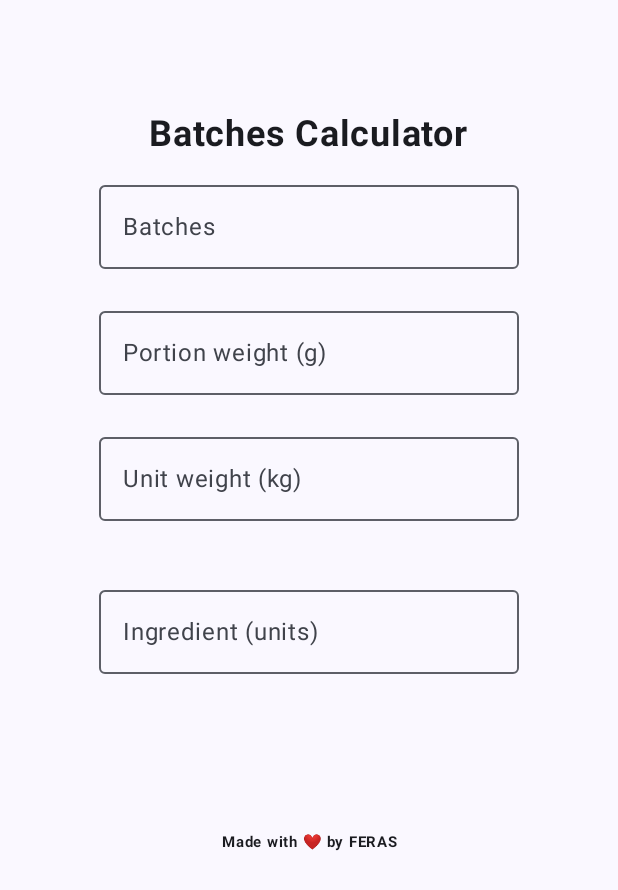
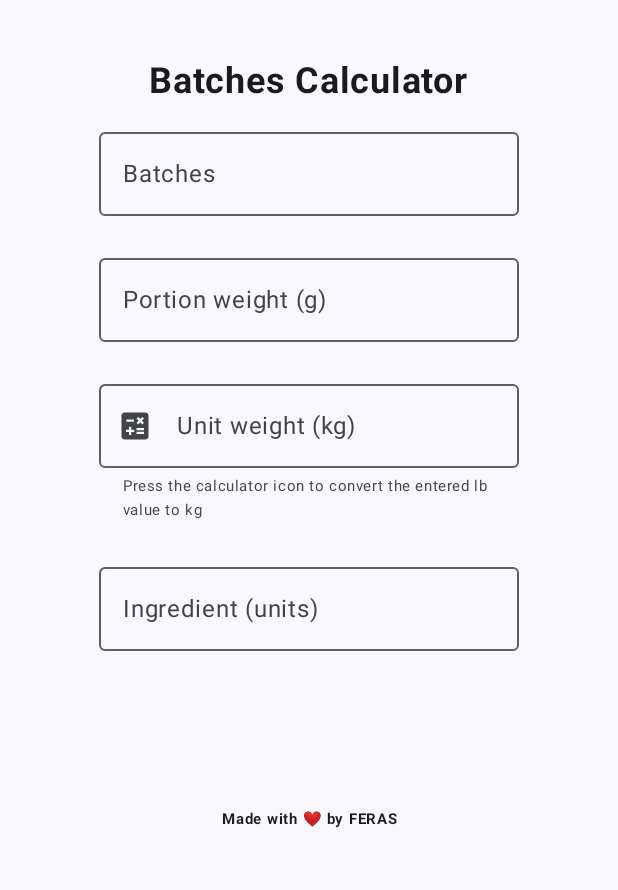
Before and after one commit to feras-sa87/Batches_Calculator, an Android app built with Jetpack Compose: the screen it shows after launch (MainActivity), on a phone screen of 412 x 824 dp. Shown: the top 890 px of the screen. Run offline under Robolectric (Android 15) with nearby library versions, the phone set to English and light mode, and no system bars.

Commit message:
adding the ability to convert lb to kg, adding label to UnitWeight to inform the user about the conversion

```diff
--- a/app/src/main/java/com/example/batchescalculator/MainActivity.kt
+++ b/app/src/main/java/com/example/batchescalculator/MainActivity.kt
@@ -1,9 +1,10 @@
 package com.example.batchescalculator
 
 import android.os.Bundle
-import android.util.Log
+import android.widget.Toast
 import androidx.activity.ComponentActivity
 import androidx.activity.compose.setContent
+import androidx.compose.foundation.clickable
 import androidx.compose.foundation.layout.Arrangement
 import androidx.compose.foundation.layout.Column
 import androidx.compose.foundation.layout.Spacer
@@ -28,6 +29,8 @@ import androidx.compose.runtime.remember
 import androidx.compose.runtime.setValue
 import androidx.compose.ui.Alignment
 import androidx.compose.ui.Modifier
+import androidx.compose.ui.platform.LocalContext
+import androidx.compose.ui.res.painterResource
 import androidx.compose.ui.res.stringResource
 import androidx.compose.ui.text.font.FontStyle
 import androidx.compose.ui.text.font.FontWeight
@@ -60,7 +63,7 @@ class MainActivity : ComponentActivity() {
 fun BatchesCalculatorScreen() {
     Column(
         modifier = Modifier
-            .padding(start = 32.dp, end = 32.dp, bottom = 32.dp, top = 75.dp)
+            .padding(start = 32.dp, end = 32.dp, bottom = 32.dp, top = 40.dp)
             .fillMaxSize(),
         verticalArrangement = Arrangement.Top,
         horizontalAlignment = Alignment.CenterHorizontally
@@ -106,7 +109,6 @@ fun EditTextFieldsAndResult() {
     }
 
     val ingredientRequired = (totalBatchesWeight / (unitWeightInput.toDoubleOrNull() ?: 0.0))
-    Log.d("TAG", "ingredientRequired $ingredientRequired ")
 
     var availableIngredientInput by remember {
         mutableStateOf("")
@@ -114,7 +116,6 @@ fun EditTextFieldsAndResult() {
 
     val availableIngredient =
         (availableIngredientInput.toIntOrNull() ?: 0) * (unitWeightInput.toDoubleOrNull() ?: 0.0)
-    Log.d("TAG", "availableIngredient $availableIngredient ")
 
     var isErrorBatches by remember {
         mutableStateOf(false)
@@ -131,6 +132,8 @@ fun EditTextFieldsAndResult() {
     var isErrorAvailableIngredients by remember {
         mutableStateOf(false)
     }
+
+    val context = LocalContext.current
 
     @Composable
     fun isError(isError: Boolean, isUnitWeight: Boolean = false) {
@@ -209,11 +212,36 @@ fun EditTextFieldsAndResult() {
                 unitWeightInput = ""
             }
         },
-        supportingText = { isError(isErrorUnitWeight, true) },
+        supportingText = {
+            if (isErrorUnitWeight) isError(
+                isError = true, isUnitWeight = true
+            ) else Text(
+                text = "Press the calculator icon to convert the entered lb value to kg",
+                fontSize = 10.sp
+            )
+        },
         trailingIcon = {
             if (isErrorUnitWeight) {
                 Icon(Icons.Filled.Info, "error", tint = MaterialTheme.colorScheme.error)
             }
+        },
+        leadingIcon = {
+            Icon(painter = painterResource(id = R.drawable.baseline_calculate_24),
+                contentDescription = "Calculator Icon",
+                modifier = Modifier.clickable {
+                        if (unitWeightInput.isEmpty()) {
+                            return@clickable
+                        } else {
+                            val unitWeightInKg = ((unitWeightInput.toDoubleOrNull() ?: 0.0) * 0.45)
+                            val formattedNumber = String.format("%.2f", unitWeightInKg).toDouble()
+                            Toast.makeText(
+                                    context,
+                                    "Unit weight is $formattedNumber kg",
+                                    Toast.LENGTH_SHORT
+                                ).show()
+                            unitWeightInput = formattedNumber.toString()
+                        }
+                    })
         },
         label = { Text("Unit weight (kg)") },
         singleLine = true,
@@ -253,8 +281,8 @@ fun EditTextFieldsAndResult() {
     )
 
     val requiredAmount =
-        if (totalBatchesWeight != 0.0 && unitWeightInput.isNotEmpty()) "You need ${ingredientRequired.roundToInt()} units or $totalBatchesWeight kg"
-        else if (totalBatchesWeight != 0.0 && unitWeightInput.isEmpty()) "You need $totalBatchesWeight kg"
+        if (totalBatchesWeight != 0.0 && unitWeightInput.isNotEmpty()) "You need ${ingredientRequired.roundToInt()} units or ${totalBatchesWeight.roundToInt()} kg"
+        else if (totalBatchesWeight != 0.0 && unitWeightInput.isEmpty()) "You need ${totalBatchesWeight.roundToInt()} kg"
         else ""
 
     val batchesCanBeDone =
--- /dev/null
+++ b/app/src/main/res/drawable/baseline_calculate_24.xml
@@ -0,0 +1,5 @@
+<vector android:height="24dp" android:tint="#000000"
+    android:viewportHeight="24" android:viewportWidth="24"
+    android:width="24dp" xmlns:android="http://schemas.android.com/apk/res/android">
+    <path android:fillColor="@android:color/white" android:pathData="M19,3H5C3.9,3 3,3.9 3,5v14c0,1.1 0.9,2 2,2h14c1.1,0 2,-0.9 2,-2V5C21,3.9 20.1,3 19,3zM13.03,7.06L14.09,6l1.41,1.41L16.91,6l1.06,1.06l-1.41,1.41l1.41,1.41l-1.06,1.06L15.5,9.54l-1.41,1.41l-1.06,-1.06l1.41,-1.41L13.03,7.06zM6.25,7.72h5v1.5h-5V7.72zM11.5,16h-2v2H8v-2H6v-1.5h2v-2h1.5v2h2V16zM18,17.25h-5v-1.5h5V17.25zM18,14.75h-5v-1.5h5V14.75z"/>
+</vector>
```
